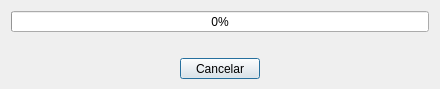
Qt form progressdialog.ui (0TheFox0/MayaImportFP) before a commit.
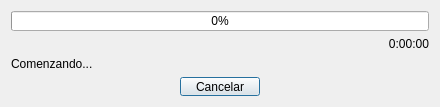
The same form after that commit.

Diff of the .ui file:
```diff
--- a/progressdialog.ui
+++ b/progressdialog.ui
@@ -7,7 +7,7 @@
     <x>0</x>
     <y>0</y>
     <width>440</width>
-    <height>89</height>
+    <height>107</height>
    </rect>
   </property>
   <property name="minimumSize">
@@ -19,7 +19,7 @@
   <property name="maximumSize">
    <size>
     <width>440</width>
-    <height>89</height>
+    <height>108</height>
    </size>
   </property>
   <property name="windowTitle">
@@ -36,10 +36,20 @@
      </property>
     </widget>
    </item>
+   <item>
+    <widget class="QLabel" name="lblTime">
+     <property name="text">
+      <string>0:00:00</string>
+     </property>
+     <property name="alignment">
+      <set>Qt::AlignRight|Qt::AlignTrailing|Qt::AlignVCenter</set>
+     </property>
+    </widget>
+   </item>
    <item>
     <widget class="QLabel" name="label">
      <property name="text">
-      <string/>
+      <string>Comenzando...</string>
      </property>
     </widget>
    </item>
```
